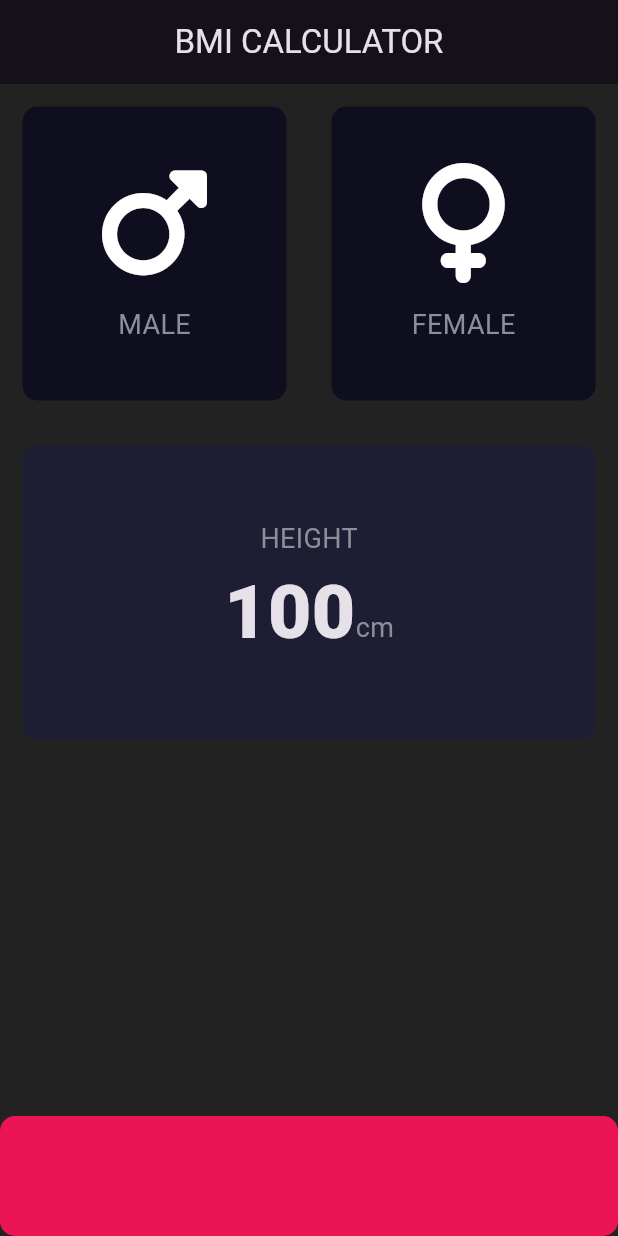
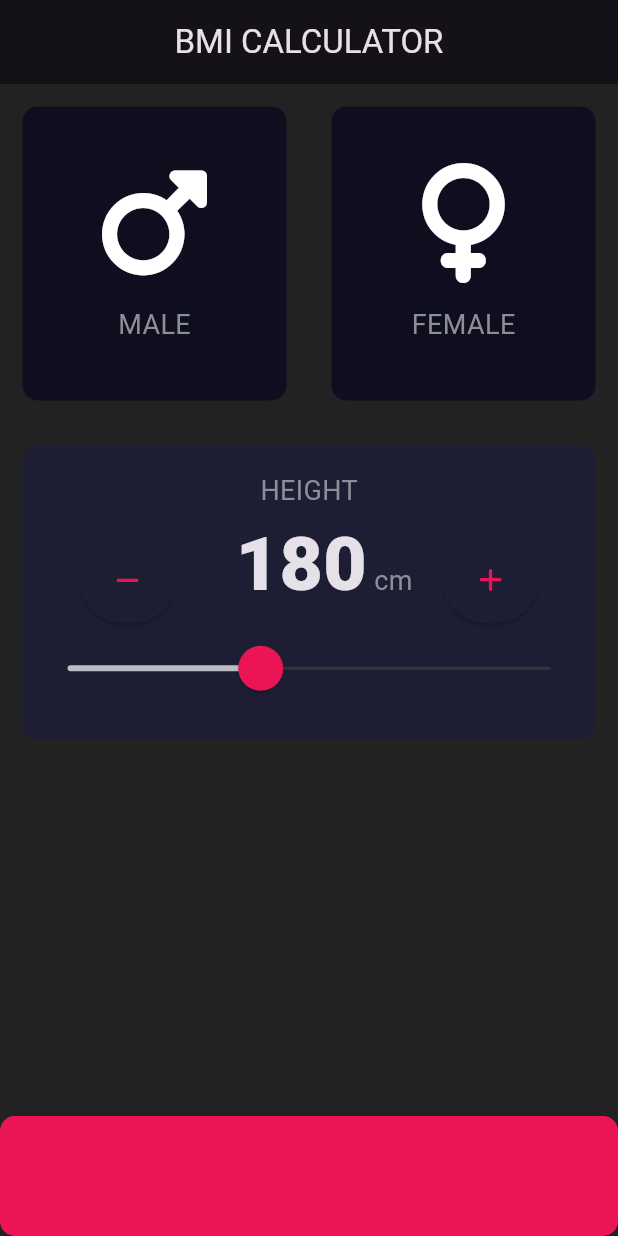
Before and after one commit to Gupta-Aniket/bmi-app, a Flutter app: the screen it shows after launch, on a phone screen of 412 x 824 dp. Run offline on Flutter 3.47's test engine with Material 3 defaults, Android fonts, the phone set to English and light mode, and no system bars; our stand-ins replace font_awesome_flutter.

Commit message:
added slider and buttons for the height card, added reuseable button widget

```diff
--- a/lib/input_page.dart
+++ b/lib/input_page.dart
@@ -3,6 +3,7 @@ import 'package:font_awesome_flutter/font_awesome_flutter.dart';
 import 'reusable_card_data.dart';
 import 'reusable_card.dart';
 import 'constants.dart';
+import 'reusableButton.dart';
 
 //enums follow the Class naming convention, and they cannot be declared inside a class.
 enum Genders {
@@ -19,7 +20,7 @@ class InputPage extends StatefulWidget {
 class _InputPageState extends State<InputPage> {
   // no gender as i am unable to make it empty or null variable.
   Genders selectedGender = Genders.noGender;
-
+  int height = 180;
   @override
   Widget build(BuildContext context) {
     return Scaffold(
@@ -71,10 +72,10 @@ class _InputPageState extends State<InputPage> {
           Expanded(
             child: ReusableCard(
               cardBGColor: kActiveCardColor,
-              cardChild: const Column(
+              cardChild: Column(
                 mainAxisAlignment: MainAxisAlignment.center,
                 children: [
-                  Text(
+                  const Text(
                     "HEIGHT",
                     style: kDisplayStyle,
                   ),
@@ -83,16 +84,60 @@ class _InputPageState extends State<InputPage> {
                     crossAxisAlignment: CrossAxisAlignment.baseline,
                     textBaseline: TextBaseline.alphabetic,
                     children: [
+                      ReuseableButton(
+                        icon: FontAwesomeIcons.minus,
+                        onPress: () {
+                          setState(() {
+                            height--;
+                          });
+                        },
+                      ),
+                      SizedBox(
+                        width: 40.0,
+                      ),
                       Text(
-                        "100",
+                        height.toString(),
                         style: kNumberStyle,
                       ),
-                      Text(
-                        "cm",
+                      const Text(
+                        " cm",
                         style: kDisplayStyle,
                       ),
+                      SizedBox(
+                        width: 20.0,
+                      ),
+                      ReuseableButton(
+                        icon: FontAwesomeIcons.plus,
+                        onPress: () {
+                          setState(() {
+                            height++;
+                          });
+                        },
+                      ),
                     ],
-                  )
+                  ),
+                  SliderTheme(
+                    data: SliderTheme.of(context).copyWith(
+                      activeTrackColor: Colors.white70,
+                      thumbColor: kBottomCalcColor,
+                      overlayColor: Color(0x29EB1555),
+                      thumbShape:
+                          RoundSliderThumbShape(enabledThumbRadius: 15.0),
+                      overlayShape:
+                          RoundSliderOverlayShape(overlayRadius: 30.0),
+                      trackHeight: 2.0,
+                    ),
+                    child: Slider(
+                        value: height.toDouble(),
+                        min: 100,
+                        max: 300,
+                        // activeColor: kBottomCalcColor,
+                        onChanged: (double newHeight) {
+                          setState(() {
+                            height = newHeight.round();
+                          });
+                        }),
+                  ),
                 ],
               ),
             ),
--- /dev/null
+++ b/lib/reusableButton.dart
@@ -0,0 +1,22 @@
+import 'package:flutter/material.dart';
+import 'constants.dart';
+import 'package:font_awesome_flutter/font_awesome_flutter.dart';
+
+class ReuseableButton extends StatelessWidget {
+  final IconData icon;
+  final VoidCallback onPress;
+  ReuseableButton({required this.icon, required this.onPress});
+
+  @override
+  Widget build(BuildContext context) {
+    return ElevatedButton(
+      onPressed: onPress,
+      style: ElevatedButton.styleFrom(
+        padding: const EdgeInsets.all(20),
+        foregroundColor: kBottomCalcColor,
+        backgroundColor: kActiveCardColor,
+      ),
+      child: Icon(icon),
+    );
+  }
+}
```
